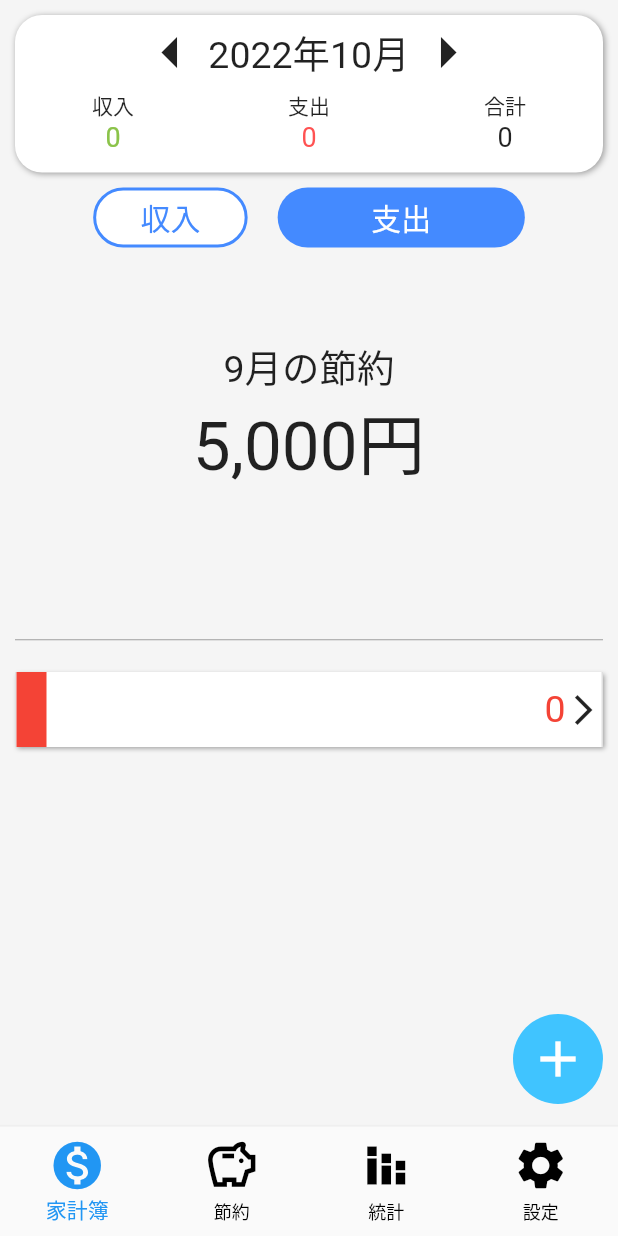
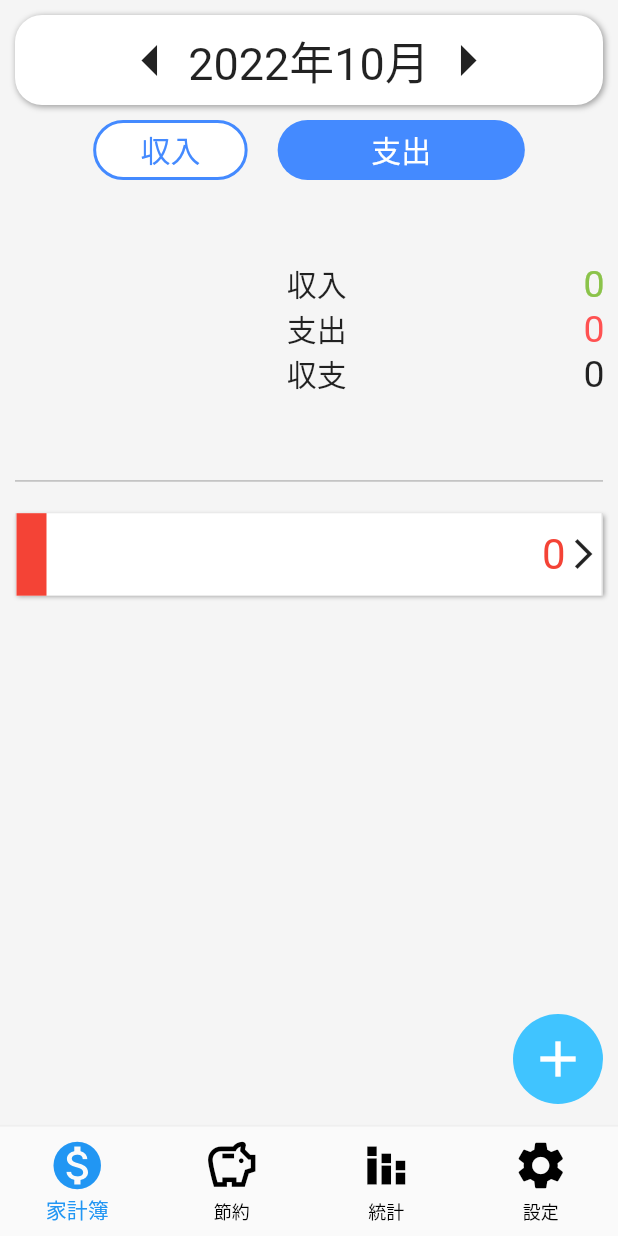
Before and after one commit to KimiMasa1021/account_book_app, a Flutter app: the screen it shows once a user with an empty profile is signed in, on a phone screen of 412 x 824 dp. Run offline on Flutter 3.47's test engine with Material 2 defaults, Android fonts, the phone set to English and light mode, and no system bars; drawn by our look-alikes of fl_chart; our stand-ins replace cloud_firestore, firebase_auth, firebase_core, flutter_hooks, flutter_neumorphic, fluttertoast and 2 more; accounts and stored records are empty.

Commit message:
ワンピース

```diff
--- a/lib/component/account/account_appbar.dart
+++ b/lib/component/account/account_appbar.dart
@@ -15,7 +15,7 @@ class AccountAppBar extends StatelessWidget {
   @override
   Widget build(BuildContext context) {
     return Container(
-      height: 105,
+      height: 60,
       width: double.infinity,
       margin: const EdgeInsets.only(top: 10, left: 10, right: 10),
       decoration: const BoxDecoration(
@@ -30,6 +30,7 @@ class AccountAppBar extends StatelessWidget {
         ],
       ),
       child: Column(
+        mainAxisAlignment: MainAxisAlignment.center,
         children: [
           Row(
             crossAxisAlignment: CrossAxisAlignment.center,
@@ -48,7 +49,7 @@ class AccountAppBar extends StatelessWidget {
               Text(
                 DateFormat('yyyy年MM月').format(setDate.value),
                 style: const TextStyle(
-                  fontSize: 25,
+                  fontSize: 30,
                 ),
               ),
               InkWell(
@@ -63,47 +64,47 @@ class AccountAppBar extends StatelessWidget {
               ),
             ],
           ),
-          Row(
-            crossAxisAlignment: CrossAxisAlignment.center,
-            mainAxisAlignment: MainAxisAlignment.spaceAround,
-            children: [
-              Column(
-                children: [
-                  const Text("収入"),
-                  Text(
-                    NumberFormat("#,###").format(income),
-                    style: const TextStyle(
-                      color: Colors.lightGreen,
-                      fontSize: 18,
-                    ),
-                  ),
-                ],
-              ),
-              Column(
-                children: [
-                  const Text("支出"),
-                  Text(
-                    NumberFormat("#,###").format(expend * -1),
-                    style: const TextStyle(
-                      color: Colors.redAccent,
-                      fontSize: 18,
-                    ),
-                  ),
-                ],
-              ),
-              Column(
-                children: [
-                  const Text("合計"),
-                  Text(
-                    NumberFormat("#,###").format(income + expend),
-                    style: const TextStyle(
-                      fontSize: 18,
-                    ),
-                  ),
-                ],
-              ),
-            ],
-          ),
+          // Row(
+          //   crossAxisAlignment: CrossAxisAlignment.center,
+          //   mainAxisAlignment: MainAxisAlignment.spaceAround,
+          //   children: [
+          //     Column(
+          //       children: [
+          //         const Text("収入"),
+          //         Text(
+          //           NumberFormat("#,###").format(income),
+          //           style: const TextStyle(
+          //             color: Colors.lightGreen,
+          //             fontSize: 18,
+          //           ),
+          //         ),
+          //       ],
+          //     ),
+          //     Column(
+          //       children: [
+          //         const Text("支出"),
+          //         Text(
+          //           NumberFormat("#,###").format(expend * -1),
+          //           style: const TextStyle(
+          //             color: Colors.redAccent,
+          //             fontSize: 18,
+          //           ),
+          //         ),
+          //       ],
+          //     ),
+          //     Column(
+          //       children: [
+          //         const Text("合計"),
+          //         Text(
+          //           NumberFormat("#,###").format(income + expend),
+          //           style: const TextStyle(
+          //             fontSize: 18,
+          //           ),
+          //         ),
+          //       ],
+          //     ),
+          //   ],
+          // ),
         ],
       ),
     );
--- a/lib/component/account/account_pie_chart.dart
+++ b/lib/component/account/account_pie_chart.dart
@@ -14,15 +14,12 @@ class AccountPieChart extends HookConsumerWidget {
   Widget build(BuildContext context, WidgetRef ref) {
     final genreState = ref.watch(usersControllerProvider);
     final iESwicherState = ref.watch(incomeExpendSwicherProvider);
+    final size = MediaQuery.of(context).size;
 
-    return Padding(
-      padding: const EdgeInsets.symmetric(horizontal: 30),
-      child: SizedBox(
-        height: 240,
-        width: double.infinity,
-        child: Stack(
-          children: [
-            PieChart(
+    return SizedBox(
+      height: size.width / 2.3,
+      width: size.width / 2.3,
+      child: PieChart(
         PieChartData(
           sections: List.generate(
             iESwicherState
@@ -32,13 +29,11 @@ class AccountPieChart extends HookConsumerWidget {
               final genreList = iESwicherState
                   ? state
                       .where((state) =>
-                                state.type ==
-                                genreState.genre.keys.elementAt(index))
+                          state.type == genreState.genre.keys.elementAt(index))
                       .toList()
                   : state
                       .where((state) =>
-                                state.type ==
-                                genreState.genre2.keys.elementAt(index))
+                          state.type == genreState.genre2.keys.elementAt(index))
                       .toList();
               double priceList = genreList.isNotEmpty
                   ? genreList
@@ -50,7 +45,7 @@ class AccountPieChart extends HookConsumerWidget {
               return PieChartSectionData(
                 title: "",
                 value: priceList,
-                      radius: 20,
+                radius: 40,
                 color: colorType[index],
                 titleStyle: const TextStyle(
                   color: Colors.white,
@@ -61,23 +56,6 @@ class AccountPieChart extends HookConsumerWidget {
           ),
         ),
       ),
-            const Align(
-              alignment: Alignment(0, -0.5),
-              child: Text(
-                "9月の節約",
-                style: TextStyle(fontSize: 25),
-              ),
-            ),
-            const Align(
-              alignment: Alignment.center,
-              child: Text(
-                "5,000円",
-                style: TextStyle(fontSize: 45),
-              ),
-            )
-          ],
-        ),
-      ),
     );
   }
 }
--- a/lib/component/account/expend_child_bar.dart
+++ b/lib/component/account/expend_child_bar.dart
@@ -49,7 +49,7 @@ class ExpendChildBar extends HookConsumerWidget {
               ),
             ),
             width: double.infinity,
-            height: 50,
+            height: 55,
             child: Row(
               children: [
                 Container(
@@ -63,7 +63,7 @@ class ExpendChildBar extends HookConsumerWidget {
                 Text(
                   title,
                   style: const TextStyle(
-                    fontSize: 23,
+                    fontSize: 25,
                   ),
                 ),
                 const Spacer(),
@@ -81,7 +81,7 @@ class ExpendChildBar extends HookConsumerWidget {
                             )
                       : "0",
                   style: TextStyle(
-                    fontSize: 25,
+                    fontSize: 28,
                     color: color,
                   ),
                 ),
@@ -101,7 +101,7 @@ class ExpendChildBar extends HookConsumerWidget {
         ),
         isShow.value
             ? SizedBox(
-                height: list!.length * 50,
+                height: list!.length * 55,
                 child: ListView.builder(
                   physics: const NeverScrollableScrollPhysics(),
                   itemCount: list!.length,
@@ -109,7 +109,7 @@ class ExpendChildBar extends HookConsumerWidget {
                     return Container(
                       padding: const EdgeInsets.all(5),
                       width: double.infinity,
-                      height: 50,
+                      height: 55,
                       decoration: const BoxDecoration(
                         color: Colors.white,
                         border: Border.symmetric(
@@ -131,7 +131,7 @@ class ExpendChildBar extends HookConsumerWidget {
                           const Text(
                             "日",
                             style: TextStyle(
-                              fontSize: 15,
+                              fontSize: 20,
                             ),
                           ),
                           const SizedBox(width: 10),
--- a/lib/view/pages/account/account.dart
+++ b/lib/view/pages/account/account.dart
@@ -9,6 +9,7 @@ import '../../../component/account/income_expend_swicher.dart';
 import '../../../model/account_state.dart';
 import '../../../provider/general_provider.dart';
 import 'account_add.dart';
+import 'package:intl/intl.dart' show DateFormat, NumberFormat;
 
 class AccountPage extends HookConsumerWidget {
   const AccountPage({super.key});
@@ -19,6 +20,7 @@ class AccountPage extends HookConsumerWidget {
     final accountState = ref.watch(accountControllerPrvider);
     final iESwicherState = ref.watch(incomeExpendSwicherProvider);
     final setDate = useState(DateTime.now());
+    final size = MediaQuery.of(context).size;
 
     return accountState.when(
       data: (state) {
@@ -80,8 +82,83 @@ class AccountPage extends HookConsumerWidget {
                           children: [
                             const IncomeExpendSwicher(),
                             const SizedBox(height: 10),
-                            AccountPieChart(
-                              state: iESwicherState ? expendState : incomeState,
+                            Row(
+                              mainAxisAlignment: MainAxisAlignment.spaceAround,
+                              children: [
+                                AccountPieChart(
+                                  state: iESwicherState
+                                      ? expendState
+                                      : incomeState,
+                                ),
+                                Container(
+                                  width: size.width / 1.9,
+                                  padding: const EdgeInsets.only(right: 5),
+                                  child: Column(
+                                    mainAxisAlignment: MainAxisAlignment.center,
+                                    children: [
+                                      Row(
+                                        mainAxisAlignment:
+                                            MainAxisAlignment.spaceBetween,
+                                        children: [
+                                          const Text(
+                                            "収入",
+                                            style: TextStyle(
+                                              fontSize: 20,
+                                            ),
+                                          ),
+                                          Text(
+                                            NumberFormat("#,###")
+                                                .format(income),
+                                            style: const TextStyle(
+                                              color: Colors.lightGreen,
+                                              fontSize: 25,
+                                            ),
+                                          ),
+                                        ],
+                                      ),
+                                      Row(
+                                        mainAxisAlignment:
+                                            MainAxisAlignment.spaceBetween,
+                                        children: [
+                                          const Text(
+                                            "支出",
+                                            style: TextStyle(
+                                              fontSize: 20,
+                                            ),
+                                          ),
+                                          Text(
+                                            NumberFormat("#,###")
+                                                .format(expend * -1),
+                                            style: const TextStyle(
+                                              color: Colors.redAccent,
+                                              fontSize: 25,
+                                            ),
+                                          ),
+                                        ],
+                                      ),
+                                      Row(
+                                        mainAxisAlignment:
+                                            MainAxisAlignment.spaceBetween,
+                                        children: [
+                                          const Text(
+                                            "収支",
+                                            style: TextStyle(
+                                              fontSize: 20,
+                                            ),
+                                          ),
+                                          Text(
+                                            NumberFormat("#,###")
+                                                .format(income + expend),
+                                            style: const TextStyle(
+                                              fontSize: 25,
+                                            ),
+                                          ),
+                                        ],
+                                      ),
+                                    ],
+                                  ),
+                                )
+                              ],
                             ),
                             const SizedBox(height: 10),
                             Padding(
```
Lines whose indentation alone changed are shown as unchanged.
